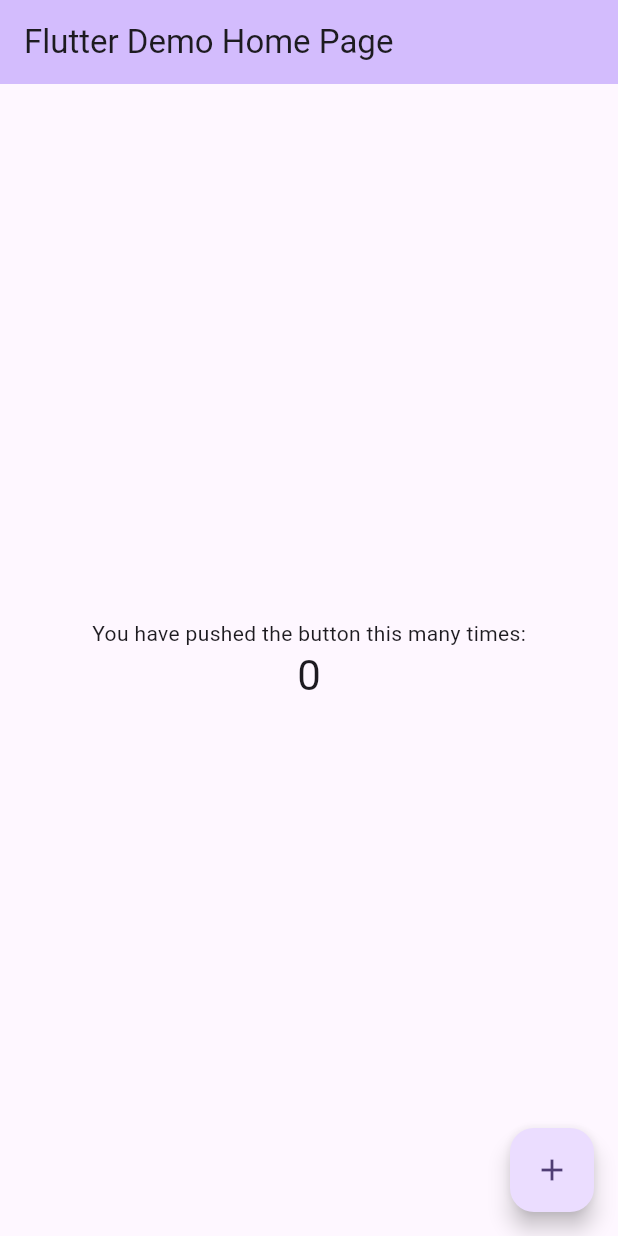
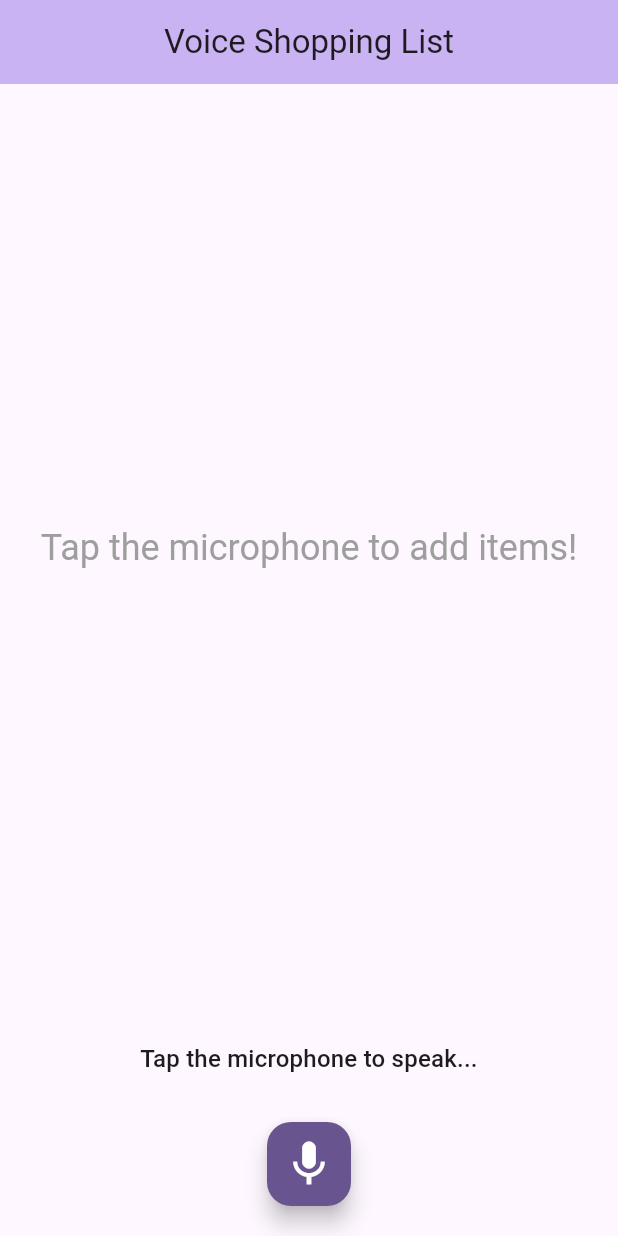
Before and after one commit to neelakandanz/nek, a Flutter app: the screen it shows after launch, on a phone screen of 412 x 824 dp. Run offline on Flutter 3.47's test engine with Material 3 defaults, Android fonts, the light colour scheme and no system bars; our stand-ins replace get, speech_to_text.

Commit message:
all controller and ui added

```diff
--- /dev/null
+++ b/lib/controllers/shopping_controller.dart
@@ -0,0 +1,55 @@
+// lib/controllers/shopping_controller.dart
+import 'package:get/get.dart';
+
+// Item Model
+class ShoppingItem {
+  final String name;
+  final String quantity;
+
+  ShoppingItem({required this.name, required this.quantity});
+}
+
+// GetX Controller for State Management
+class ShoppingController extends GetxController {
+  // Observable list of ShoppingItem. Changes to this list will automatically
+  // update widgets wrapped with Obx or GetX.
+  var shoppingList = <ShoppingItem>[].obs;
+
+  /// Adds a new item to the shopping list based on a voice command.
+  /// The command is expected to be in the format "item quantity" (e.g., "onion 1 kg").
+  void addItem(String command) {
+    final parts = command.split(' ');
+    if (parts.length >= 2) {
+      String name = parts[0];
+      String quantity = parts.sublist(1).join(' '); // Combine remaining parts for quantity
+
+      // You can add more sophisticated parsing logic here
+      // For example, to handle specific units or more complex phrases:
+      // if (parts.length > 2) {
+      //   name = parts[0];
+      //   quantity = "${parts[1]} ${parts[2]}"; // e.g., "1 kg"
+      // } else {
+      //   name = parts[0];
+      //   quantity = parts[1]; // e.g., "1"
+      // }
+
+      shoppingList.add(ShoppingItem(name: name, quantity: quantity));
+    } else {
+      // Show a snackbar or alert for invalid commands
+      Get.snackbar(
+        "Invalid Command",
+        "Please say 'item quantity' (e.g., 'onion 1 kg')",
+        snackPosition: SnackPosition.BOTTOM,
+        backgroundColor: Get.theme.colorScheme.error,
+        colorText: Get.theme.colorScheme.onError,
+      );
+    }
+  }
+
+  /// Removes an item from the shopping list at the specified index.
+  void removeItem(int index) {
+    if (index >= 0 && index < shoppingList.length) {
+      shoppingList.removeAt(index);
+    }
+  }
+}
--- a/lib/main.dart
+++ b/lib/main.dart
@@ -1,4 +1,7 @@
+// lib/main.dart
 import 'package:flutter/material.dart';
+import 'package:get/get.dart';
+import 'package:nek/screens/shopping_list_page.dart'; // Import your screen
 
 void main() {
   runApp(const MyApp());
@@ -10,116 +13,16 @@
   // This widget is the root of your application.
   @override
   Widget build(BuildContext context) {
-    return MaterialApp(
-      title: 'Flutter Demo',
+    return GetMaterialApp( // Use GetMaterialApp for GetX features
+      title: 'Voice Shopping List',
       theme: ThemeData(
-        // This is the theme of your application.
-        //
-        // TRY THIS: Try running your application with "flutter run". You'll see
-        // the application has a purple toolbar. Then, without quitting the app,
-        // try changing the seedColor in the colorScheme below to Colors.green
-        // and then invoke "hot reload" (save your changes or press the "hot
-        // reload" button in a Flutter-supported IDE, or press "r" if you used
-        // the command line to start the app).
-        //
-        // Notice that the counter didn't reset back to zero; the application
-        // state is not lost during the reload. To reset the state, use hot
-        // restart instead.
-        //
-        // This works for code too, not just values: Most code changes can be
-        // tested with just a hot reload.
         colorScheme: ColorScheme.fromSeed(seedColor: Colors.deepPurple),
         useMaterial3: true,
+        appBarTheme: const AppBarTheme(
+          elevation: 4, // Add a subtle shadow to the app bar
+        ),
       ),
-      home: const MyHomePage(title: 'Flutter Demo Home Page'),
+      home: const ShoppingListPage(), // Your main screen
     );
   }
 }
-
-class MyHomePage extends StatefulWidget {
-  const MyHomePage({super.key, required this.title});
-
-  // This widget is the home page of your application. It is stateful, meaning
-  // that it has a State object (defined below) that contains fields that affect
-  // how it looks.
-
-  // This class is the configuration for the state. It holds the values (in this
-  // case the title) provided by the parent (in this case the App widget) and
-  // used by the build method of the State. Fields in a Widget subclass are
-  // always marked "final".
-
-  final String title;
-
-  @override
-  State<MyHomePage> createState() => _MyHomePageState();
-}
-
-class _MyHomePageState extends State<MyHomePage> {
-  int _counter = 0;
-
-  void _incrementCounter() {
-    setState(() {
-      // This call to setState tells the Flutter framework that something has
-      // changed in this State, which causes it to rerun the build method below
-      // so that the display can reflect the updated values. If we changed
-      // _counter without calling setState(), then the build method would not be
-      // called again, and so nothing would appear to happen.
-      _counter++;
-    });
-  }
-
-  @override
-  Widget build(BuildContext context) {
-    // This method is rerun every time setState is called, for instance as done
-    // by the _incrementCounter method above.
-    //
-    // The Flutter framework has been optimized to make rerunning build methods
-    // fast, so that you can just rebuild anything that needs updating rather
-    // than having to individually change instances of widgets.
-    return Scaffold(
-      appBar: AppBar(
-        // TRY THIS: Try changing the color here to a specific color (to
-        // Colors.amber, perhaps?) and trigger a hot reload to see the AppBar
-        // change color while the other colors stay the same.
-        backgroundColor: Theme.of(context).colorScheme.inversePrimary,
-        // Here we take the value from the MyHomePage object that was created by
-        // the App.build method, and use it to set our appbar title.
-        title: Text(widget.title),
-      ),
-      body: Center(
-        // Center is a layout widget. It takes a single child and positions it
-        // in the middle of the parent.
-        child: Column(
-          // Column is also a layout widget. It takes a list of children and
-          // arranges them vertically. By default, it sizes itself to fit its
-          // children horizontally, and tries to be as tall as its parent.
-          //
-          // Column has various properties to control how it sizes itself and
-          // how it positions its children. Here we use mainAxisAlignment to
-          // center the children vertically; the main axis here is the vertical
-          // axis because Columns are vertical (the cross axis would be
-          // horizontal).
-          //
-          // TRY THIS: Invoke "debug painting" (choose the "Toggle Debug Paint"
-          // action in the IDE, or press "p" in the console), to see the
-          // wireframe for each widget.
-          mainAxisAlignment: MainAxisAlignment.center,
-          children: <Widget>[
-            const Text(
-              'You have pushed the button this many times:',
-            ),
-            Text(
-              '$_counter',
-              style: Theme.of(context).textTheme.headlineMedium,
-            ),
-          ],
-        ),
-      ),
-      floatingActionButton: FloatingActionButton(
-        onPressed: _incrementCounter,
-        tooltip: 'Increment',
-        child: const Icon(Icons.add),
-      ), // This trailing comma makes auto-formatting nicer for build methods.
-    );
-  }
-}
--- /dev/null
+++ b/lib/screens/shopping_list_page.dart
@@ -0,0 +1,171 @@
+// lib/screens/shopping_list_page.dart
+import 'package:flutter/material.dart';
+import 'package:get/get.dart';
+import 'package:speech_to_text/speech_to_text.dart';
+import 'package:speech_to_text/speech_recognition_result.dart';
+import '../controllers/shopping_controller.dart'; // Import your controller
+
+class ShoppingListPage extends StatefulWidget {
+  const ShoppingListPage({super.key});
+
+  @override
+  State<ShoppingListPage> createState() => _ShoppingListPageState();
+}
+
+class _ShoppingListPageState extends State<ShoppingListPage> {
+  // Find or put the controller instance
+  final ShoppingController shoppingController = Get.put(ShoppingController());
+  final SpeechToText _speechToText = SpeechToText();
+  bool _speechEnabled = false;
+  String _lastWords = '';
+
+  @override
+  void initState() {
+    super.initState();
+    _initSpeech();
+  }
+
+  /// This initializes the speech recognition.
+  void _initSpeech() async {
+    // Check if speech recognition is available and initialize it
+    _speechEnabled = await _speechToText.initialize(
+      onStatus: (status) => debugPrint('Speech status: $status'),
+      onError: (error) => debugPrint('Speech error: $error'),
+    );
+    setState(() {}); // Update the UI to reflect if speech is enabled
+  }
+
+  /// Starts a speech recognition session.
+  void _startListening() async {
+    if (_speechEnabled) {
+      await _speechToText.listen(
+        onResult: _onSpeechResult,
+        localeId: Get.deviceLocale?.languageCode ?? 'en_US', // Use device locale or default to English
+      );
+      setState(() {}); // Update UI to show listening state
+    } else {
+      Get.snackbar(
+        "Speech Not Enabled",
+        "Please grant microphone permission.",
+        snackPosition: SnackPosition.BOTTOM,
+        backgroundColor: Colors.orangeAccent,
+        colorText: Colors.white,
+      );
+    }
+  }
+
+  /// Stops the active speech recognition session.
+  void _stopListening() async {
+    await _speechToText.stop();
+    setState(() {}); // Update UI to show not listening state
+  }
+
+  /// Callback when speech recognition results are available.
+  void _onSpeechResult(SpeechRecognitionResult result) {
+    setState(() {
+      _lastWords = result.recognizedWords;
+    });
+    if (result.finalResult) {
+      // When the final result is received, add the item to the list
+      shoppingController.addItem(_lastWords.toLowerCase()); // Convert to lowercase for consistent parsing
+      _lastWords = ''; // Clear temporary words
+      setState(() {}); // Update UI to clear displayed words
+    }
+  }
+
+  @override
+  Widget build(BuildContext context) {
+    return Scaffold(
+      appBar: AppBar(
+        title: const Text('Voice Shopping List'),
+        backgroundColor: Theme.of(context).colorScheme.inversePrimary,
+        centerTitle: true,
+      ),
+      body: Column(
+        children: [
+          Expanded(
+            // Obx rebuilds its content whenever shoppingController.shoppingList changes
+            child: Obx(
+              () => shoppingController.shoppingList.isEmpty
+                  ? Center(
+                      child: Text(
+                        _speechEnabled ? 'Tap the microphone to add items!' : 'Speech recognition is not available.',
+                        style: Theme.of(context).textTheme.headlineSmall?.copyWith(color: Colors.grey),
+                        textAlign: TextAlign.center,
+                      ),
+                    )
+                  : ListView.builder(
+                      itemCount: shoppingController.shoppingList.length,
+                      itemBuilder: (context, index) {
+                        final item = shoppingController.shoppingList[index];
+                        return Card(
+                          margin: const EdgeInsets.symmetric(horizontal: 16, vertical: 8),
+                          elevation: 4,
+                          shape: RoundedRectangleBorder(borderRadius: BorderRadius.circular(12)),
+                          child: ListTile(
+                            contentPadding: const EdgeInsets.symmetric(horizontal: 16, vertical: 8),
+                            title: Text(
+                              item.name, // Capitalize the first letter of the item name
+                              style: const TextStyle(fontWeight: FontWeight.bold, fontSize: 18),
+                            ),
+                            subtitle: Text(
+                              item.quantity,
+                              style: TextStyle(color: Colors.grey[600], fontSize: 16),
+                            ),
+                            trailing: IconButton(
+                              icon: const Icon(Icons.delete, color: Colors.redAccent, size: 24),
+                              onPressed: () => shoppingController.removeItem(index),
+                            ),
+                            leading: CircleAvatar(
+                              backgroundColor: Theme.of(context).colorScheme.primary.withOpacity(0.1),
+                              child: Text('${index + 1}', style: TextStyle(color: Theme.of(context).colorScheme.primary)),
+                            ),
+                          ),
+                        );
+                      },
+                    ),
+            ),
+          ),
+          // Display recognized words and microphone button
+          Padding(
+            padding: const EdgeInsets.all(20.0),
+            child: Column(
+              mainAxisAlignment: MainAxisAlignment.center,
+              children: [
+                Text(
+                  _speechToText.isListening
+                      ? 'Listening: $_lastWords'
+                      : _speechEnabled
+                          ? 'Tap the microphone to speak...'
+                          : 'Speech recognition not initialized.',
+                  style: Theme.of(context).textTheme.titleMedium,
+                  textAlign: TextAlign.center,
+                ),
+                const SizedBox(height: 30),
+                FloatingActionButton(
+                  onPressed: _speechToText.isNotListening ? _startListening : _stopListening,
+                  tooltip: _speechToText.isNotListening ? 'Start Listening' : 'Stop Listening',
+                  backgroundColor: Theme.of(context).colorScheme.primary,
+                  foregroundColor: Theme.of(context).colorScheme.onPrimary,
+                  elevation: 6,
+                  child: Icon(
+                    _speechToText.isNotListening ? Icons.mic : Icons.mic_off,
+                    size: 36,
+                  ),
+                ),
+              ],
+            ),
+          ),
+        ],
+      ),
+    );
+  }
+}
+
+// Extension to capitalize first letter (for better display)
+extension StringExtension on String {
+    String capitalizeFirst() {
+      if (isEmpty) return '';
+      return "${this[0].toUpperCase()}${substring(1)}";
+    }
+}
--- a/pubspec.yaml
+++ b/pubspec.yaml
@@ -35,6 +35,8 @@ dependencies:
   # The following adds the Cupertino Icons font to your application.
   # Use with the CupertinoIcons class for iOS style icons.
   cupertino_icons: ^1.0.8
+  get: ^4.7.2
+  speech_to_text: ^7.1.0
 
 dev_dependencies:
   flutter_test:
```
Also changed, not shown: pubspec.lock, 8 other files.
